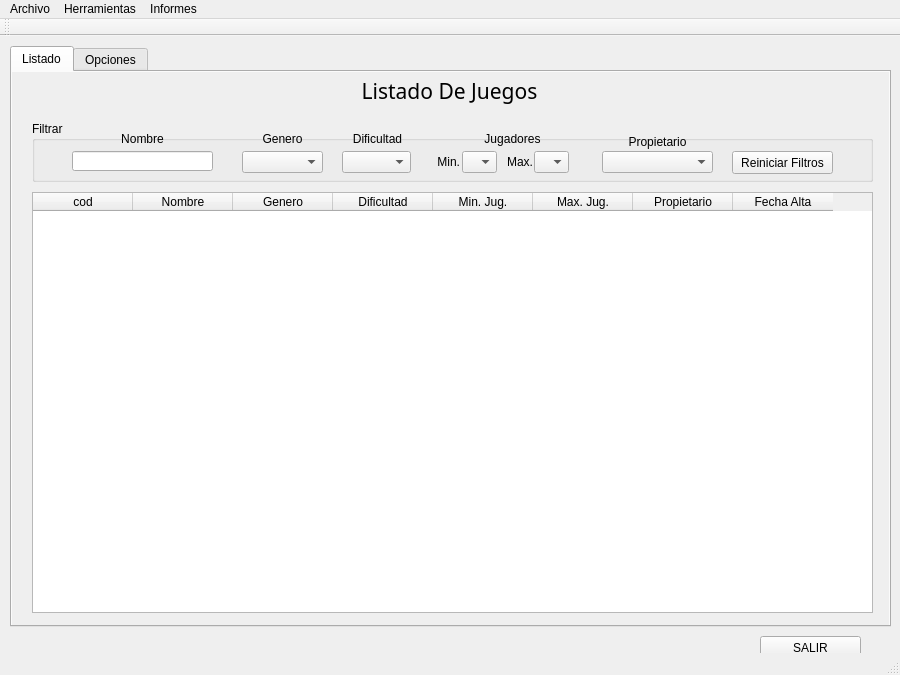
Above: UiPrincipal.ui from arlumno/DI-BibliotecaJuegos before the change. Below: the same form after it.
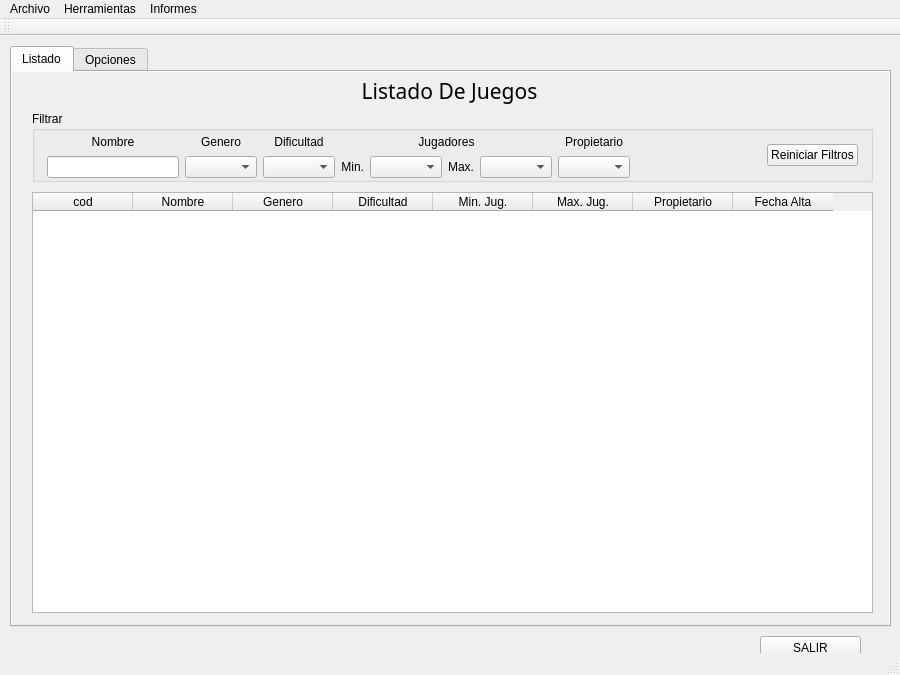
That is the form after the change. Icons and pictures are not drawn.

What changed in the file:
```diff
--- a/UiPrincipal.ui
+++ b/UiPrincipal.ui
@@ -156,36 +156,38 @@
       <property name="geometry">
        <rect>
         <x>20</x>
-        <y>49</y>
+        <y>39</y>
         <width>841</width>
-        <height>61</height>
+        <height>71</height>
        </rect>
       </property>
       <property name="title">
        <string>Filtrar</string>
       </property>
-      <widget class="QPushButton" name="bResetFilters">
+      <widget class="QWidget" name="horizontalLayoutWidget_2">
        <property name="geometry">
         <rect>
-         <x>700</x>
-         <y>30</y>
-         <width>101</width>
-         <height>23</height>
+         <x>15</x>
+         <y>22</y>
+         <width>811</width>
+         <height>45</height>
         </rect>
        </property>
+       <layout class="QHBoxLayout" name="horizontalLayout_3">
+        <item>
+         <layout class="QVBoxLayout" name="verticalLayout">
+          <item>
+           <widget class="QLabel" name="label">
        <property name="text">
-        <string>Reiniciar Filtros</string>
-       </property>
-      </widget>
+             <string>Nombre</string>
+            </property>
+            <property name="alignment">
+             <set>Qt::AlignCenter</set>
+            </property>
+           </widget>
+          </item>
+          <item>
       <widget class="QLineEdit" name="etNombre">
-       <property name="geometry">
-        <rect>
-         <x>40</x>
-         <y>30</y>
-         <width>141</width>
-         <height>20</height>
-        </rect>
-       </property>
        <property name="palette">
         <palette>
          <active/>
@@ -194,51 +196,13 @@
         </palette>
        </property>
       </widget>
-      <widget class="QLabel" name="label">
-       <property name="geometry">
-        <rect>
-         <x>40</x>
-         <y>7</y>
-         <width>141</width>
-         <height>21</height>
-        </rect>
-       </property>
-       <property name="text">
-        <string>Nombre</string>
-       </property>
-       <property name="alignment">
-        <set>Qt::AlignCenter</set>
-       </property>
-      </widget>
-      <widget class="QComboBox" name="cbGenero">
-       <property name="geometry">
-        <rect>
-         <x>210</x>
-         <y>30</y>
-         <width>81</width>
-         <height>22</height>
-        </rect>
-       </property>
-      </widget>
-      <widget class="QComboBox" name="cbDificultad">
-       <property name="geometry">
-        <rect>
-         <x>310</x>
-         <y>30</y>
-         <width>69</width>
-         <height>22</height>
-        </rect>
-       </property>
-      </widget>
+          </item>
+         </layout>
+        </item>
+        <item>
+         <layout class="QVBoxLayout" name="verticalLayout_2">
+          <item>
       <widget class="QLabel" name="label_3">
-       <property name="geometry">
-        <rect>
-         <x>210</x>
-         <y>7</y>
-         <width>81</width>
-         <height>21</height>
-        </rect>
-       </property>
        <property name="text">
         <string>Genero</string>
        </property>
@@ -246,15 +210,16 @@
         <set>Qt::AlignCenter</set>
        </property>
       </widget>
+          </item>
+          <item>
+           <widget class="QComboBox" name="cbGenero"/>
+          </item>
+         </layout>
+        </item>
+        <item>
+         <layout class="QVBoxLayout" name="verticalLayout_3">
+          <item>
       <widget class="QLabel" name="label_4">
-       <property name="geometry">
-        <rect>
-         <x>310</x>
-         <y>7</y>
-         <width>71</width>
-         <height>21</height>
-        </rect>
-       </property>
        <property name="text">
         <string>Dificultad</string>
        </property>
@@ -262,25 +227,16 @@
         <set>Qt::AlignCenter</set>
        </property>
       </widget>
-      <widget class="QComboBox" name="cbMinJugadores">
-       <property name="geometry">
-        <rect>
-         <x>430</x>
-         <y>30</y>
-         <width>35</width>
-         <height>22</height>
-        </rect>
-       </property>
-      </widget>
+          </item>
+          <item>
+           <widget class="QComboBox" name="cbDificultad"/>
+          </item>
+         </layout>
+        </item>
+        <item>
+         <layout class="QVBoxLayout" name="verticalLayout_5">
+          <item>
       <widget class="QLabel" name="label_5">
-       <property name="geometry">
-        <rect>
-         <x>420</x>
-         <y>7</y>
-         <width>121</width>
-         <height>21</height>
-        </rect>
-       </property>
        <property name="text">
         <string>Jugadores</string>
        </property>
@@ -288,41 +244,11 @@
         <set>Qt::AlignCenter</set>
        </property>
       </widget>
-      <widget class="QLabel" name="label_6">
-       <property name="geometry">
-        <rect>
-         <x>470</x>
-         <y>30</y>
-         <width>31</width>
-         <height>21</height>
-        </rect>
-       </property>
-       <property name="text">
-        <string>Max.</string>
-       </property>
-       <property name="alignment">
-        <set>Qt::AlignRight|Qt::AlignTrailing|Qt::AlignVCenter</set>
-       </property>
-      </widget>
-      <widget class="QComboBox" name="cbMaxJugadores">
-       <property name="geometry">
-        <rect>
-         <x>502</x>
-         <y>30</y>
-         <width>35</width>
-         <height>22</height>
-        </rect>
-       </property>
-      </widget>
+          </item>
+          <item>
+           <layout class="QHBoxLayout" name="horizontalLayout">
+            <item>
       <widget class="QLabel" name="label_7">
-       <property name="geometry">
-        <rect>
-         <x>397</x>
-         <y>30</y>
-         <width>31</width>
-         <height>21</height>
-        </rect>
-       </property>
        <property name="text">
         <string>Min.</string>
        </property>
@@ -330,31 +256,65 @@
         <set>Qt::AlignRight|Qt::AlignTrailing|Qt::AlignVCenter</set>
        </property>
       </widget>
-      <widget class="QComboBox" name="cbPropietario">
-       <property name="geometry">
-        <rect>
-         <x>570</x>
-         <y>30</y>
-         <width>111</width>
-         <height>22</height>
-        </rect>
-       </property>
-      </widget>
+            </item>
+            <item>
+             <widget class="QComboBox" name="cbMinJugadores"/>
+            </item>
+            <item>
+             <widget class="QLabel" name="label_6">
+              <property name="text">
+               <string>Max.</string>
+              </property>
+              <property name="alignment">
+               <set>Qt::AlignRight|Qt::AlignTrailing|Qt::AlignVCenter</set>
+              </property>
+             </widget>
+            </item>
+            <item>
+             <widget class="QComboBox" name="cbMaxJugadores"/>
+            </item>
+           </layout>
+          </item>
+         </layout>
+        </item>
+        <item>
+         <layout class="QVBoxLayout" name="verticalLayout_4">
+          <item>
       <widget class="QLabel" name="label_10">
-       <property name="geometry">
-        <rect>
-         <x>570</x>
-         <y>10</y>
-         <width>111</width>
-         <height>21</height>
-        </rect>
-       </property>
        <property name="text">
         <string>Propietario</string>
        </property>
        <property name="alignment">
         <set>Qt::AlignCenter</set>
        </property>
+           </widget>
+          </item>
+          <item>
+           <widget class="QComboBox" name="cbPropietario"/>
+          </item>
+         </layout>
+        </item>
+        <item>
+         <spacer name="horizontalSpacer">
+          <property name="orientation">
+           <enum>Qt::Horizontal</enum>
+          </property>
+          <property name="sizeHint" stdset="0">
+           <size>
+            <width>40</width>
+            <height>20</height>
+           </size>
+          </property>
+         </spacer>
+        </item>
+        <item>
+         <widget class="QPushButton" name="bResetFilters">
+          <property name="text">
+           <string>Reiniciar Filtros</string>
+          </property>
+         </widget>
+        </item>
+       </layout>
       </widget>
      </widget>
     </widget>
```
Left out of the diff: 9 changed lines with no effect on the pictures. Lines whose indentation alone changed are shown as unchanged.
